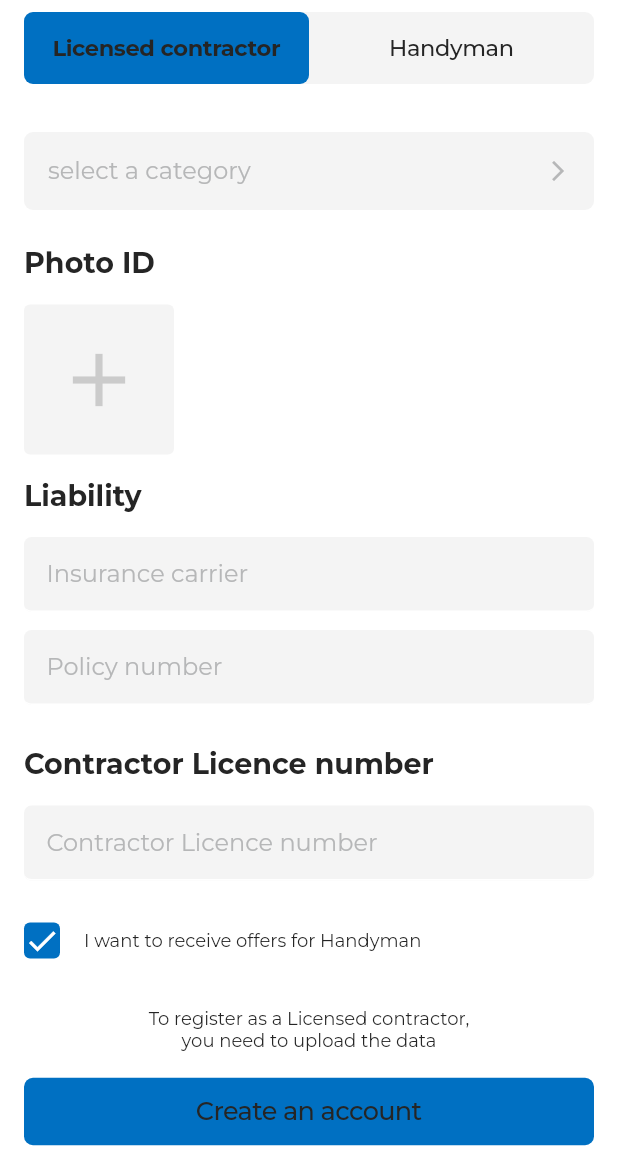
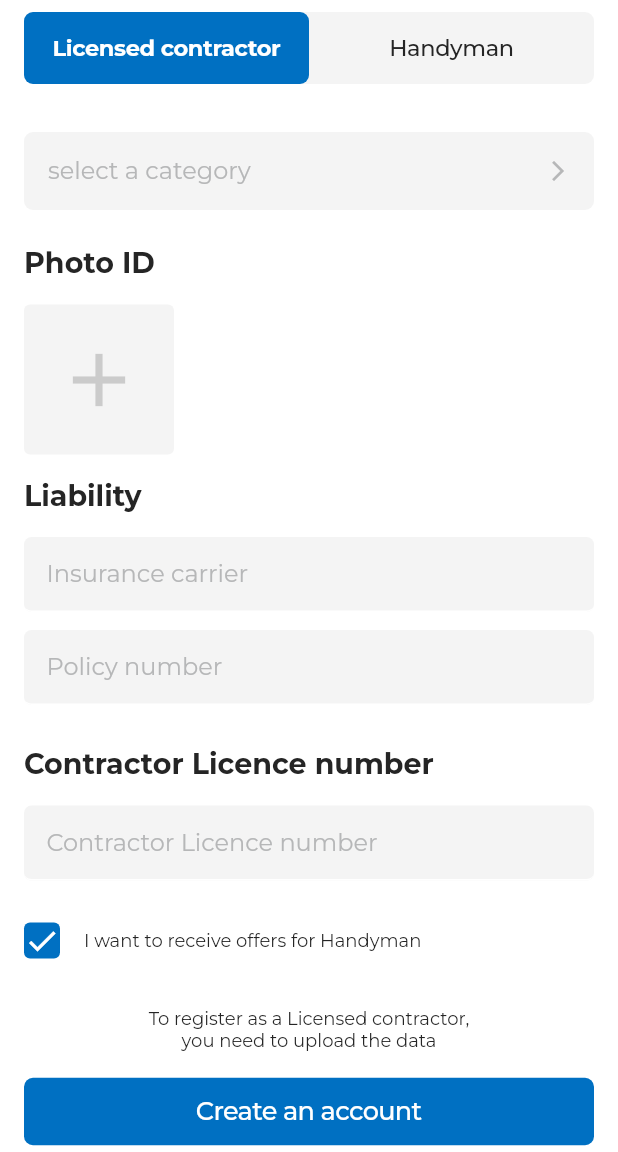
Before and after one commit to overdrowe/easy_hire, a Flutter app: the CreatingAccountPage screen opened directly, on a phone screen of 412 x 824 dp, the part 84-1236 px from its top. Run offline on Flutter 3.47's test engine with Material 2 defaults, Android fonts, the phone set to English and light mode, and no system bars; our stand-ins replace flutter_svg, flutter_switch, google_fonts, google_maps_flutter, image_picker, location and 1 more; missing offline and left inert: geocoder.

Commit message:
Внесены мелкие фиксы и основной цвет изменен на синий

```diff
--- a/lib/models/msg_dialog.dart
+++ b/lib/models/msg_dialog.dart
@@ -38,7 +38,7 @@ class MsgDialog {
                           borderRadius: BorderRadius.circular(5)),
                       child: Text(
                         newMsgCount.toString(),
-                        style: GoogleFonts.montserrat(fontSize: 10, color: Color(0xFF252525)),
+                        style: GoogleFonts.montserrat(fontSize: 10, color: Colors.white),
                       ),
                     )
                   : SizedBox(width: 24),
--- a/lib/pages/registration_pages/creating_account_page.dart
+++ b/lib/pages/registration_pages/creating_account_page.dart
@@ -31,7 +31,7 @@ class _CreatingAccountPageState extends State<CreatingAccountPage> {
                         preferredSize:
                             Size(MediaQuery.of(context).size.width, 56),
                         child: Container(
-                          padding: EdgeInsets.only(left: 16, top: 8, right: 16),
+                          margin: EdgeInsets.only(left: 16, top: 8, right: 16),
                           child: AppBar(
                             shape: RoundedRectangleBorder(
                                 borderRadius: BorderRadius.circular(6)),
@@ -42,7 +42,7 @@ class _CreatingAccountPageState extends State<CreatingAccountPage> {
                             bottom: TabBar(
                                 unselectedLabelColor: Color(0xFF252525),
                                 indicatorSize: TabBarIndicatorSize.tab,
-                                labelColor: Color(0xFF252525),
+                                labelColor: Colors.white,
                                 unselectedLabelStyle: GoogleFonts.montserrat(
                                   fontSize: 15,
                                 ),
@@ -56,15 +56,15 @@ class _CreatingAccountPageState extends State<CreatingAccountPage> {
                                     color: AppStyle().mainColor),
                                 tabs: [
                                   Tab(
-                                    child: Align(
-                                      alignment: Alignment.center,
-                                      child: Text("Licensed contractor"),
+                                    child: Text(
+                                      "Licensed contractor",
+                                      textAlign: TextAlign.center,
                                     ),
                                   ),
                                   Tab(
-                                    child: Align(
-                                      alignment: Alignment.center,
-                                      child: Text("Handyman"),
+                                    child: Text(
+                                      "Handyman",
+                                      textAlign: TextAlign.center,
                                     ),
                                   ),
                                 ]),
--- a/lib/pages/registration_pages/creating_account_page_fragments/licensed_contractor_creating_page.dart
+++ b/lib/pages/registration_pages/creating_account_page_fragments/licensed_contractor_creating_page.dart
@@ -5,11 +5,11 @@ import 'package:easy_hire/app_style/app_style.dart';
 import 'package:easy_hire/pages/main_pages/business_pages/main_page_business.dart';
 import 'package:easy_hire/pages/main_pages/personal_pages/home_page_personal.dart';
 import 'package:easy_hire/widgets/custom_button.dart';
+import 'package:easy_hire/widgets/custom_check_box.dart';
 import 'package:easy_hire/widgets/custom_text_field.dart';
 import 'package:flutter/material.dart';
 import 'package:google_fonts/google_fonts.dart';
 import 'package:image_picker/image_picker.dart';
-
 
 class LicensedContractorCreatingPage extends StatefulWidget {
   @override
@@ -19,7 +19,6 @@ class LicensedContractorCreatingPage extends StatefulWidget {
 
 class _LicensedContractorCreatingPageState
     extends State<LicensedContractorCreatingPage> {
-
   List<File> files = new List<File>();
 
   Future<void> getPicture() async {
@@ -61,7 +60,6 @@ class _LicensedContractorCreatingPageState
       ),
     );
   }
-
 
   get listItem {
     return Container(
@@ -153,8 +151,12 @@ class _LicensedContractorCreatingPageState
             ),
           ),
           SizedBox(height: 16),
-          CustomTextField(hintText: "Insurance carrier",),
-          CustomTextField(hintText: "Policy number",),
+          CustomTextField(
+            hintText: "Insurance carrier",
+          ),
+          CustomTextField(
+            hintText: "Policy number",
+          ),
         ],
       ),
     );
@@ -175,36 +177,11 @@ class _LicensedContractorCreatingPageState
             ),
           ),
           SizedBox(height: 16),
-          CustomTextField(hintText: "Contractor Licence number",),
+          CustomTextField(
+            hintText: "Contractor Licence number",
+          ),
         ],
       ),
-    );
-  }
-
-  Widget get customCheckBox {
-    return InkWell(
-      onTap: () {
-        setState(() {
-          checkBoxValue = !checkBoxValue;
-        });
-      },
-      child: Container(
-          height: 24,
-          width: 24,
-          decoration: checkBoxValue
-              ? BoxDecoration(
-                  color: AppStyle().mainColor,
-                  borderRadius: BorderRadius.circular(4))
-              : BoxDecoration(
-                  color: Colors.transparent,
-                  border: Border.all(color: Color(0xFFB6B7B8), width: 2),
-                  borderRadius: BorderRadius.circular(4)),
-          child: checkBoxValue
-              ? Icon(
-                  Icons.check,
-                  color: Colors.white,
-                )
-              : Container()),
     );
   }
 
@@ -213,7 +190,14 @@ class _LicensedContractorCreatingPageState
       padding: EdgeInsets.symmetric(vertical: 16),
       child: Row(
         children: [
-          customCheckBox,
+          CustomCheckBox(
+            onTap: () {
+              setState(() {
+                checkBoxValue = !checkBoxValue;
+              });
+            },
+            value: checkBoxValue,
+          ),
           SizedBox(width: 16),
           Text(
             "I want to receive offers for Handyman",
@@ -266,8 +250,9 @@ class _LicensedContractorCreatingPageState
                 onPressed: () {
                   Navigator.pushAndRemoveUntil(
                       context,
-                      MaterialPageRoute(builder: (context) => MainPageBusiness()),
-                          (Route<dynamic> route) => false);
+                      MaterialPageRoute(
+                          builder: (context) => MainPageBusiness()),
+                      (Route<dynamic> route) => false);
                 },
               ),
               SizedBox(
--- a/lib/widgets/action_buttons_block.dart
+++ b/lib/widgets/action_buttons_block.dart
@@ -46,7 +46,7 @@ class _ActionButtonsBlockState extends State<ActionButtonsBlock> {
                 textAlign: TextAlign.center,
                 style: GoogleFonts.montserrat(
                   fontSize: 13,
-                  color: Color(0xFF252525),
+                  color: color != Colors.white ? Colors.white : Color(0xFF252525),
                   fontWeight: FontWeight.w500,
                 ),
               ),
--- a/lib/widgets/custom_app_bar.dart
+++ b/lib/widgets/custom_app_bar.dart
@@ -6,10 +6,12 @@ class CustomAppBar extends StatelessWidget with PreferredSizeWidget {
   @override
   final Size preferredSize;
   final String title;
+  final VoidCallback onTap;
   final bool automaticallyImplyActions;
 
   CustomAppBar(
     this.title, {
+    this.onTap,
     Key key,
     this.automaticallyImplyActions = true,
   })  : preferredSize = Size.fromHeight(56.0),
@@ -34,7 +36,7 @@ class CustomAppBar extends StatelessWidget with PreferredSizeWidget {
                   Icons.close,
                   color: Color(0xFF252525),
                 ),
-                onPressed: () {
+                onPressed: onTap ?? () {
                   Navigator.pushAndRemoveUntil(
                       context,
                       MaterialPageRoute(builder: (context) => StartedPage()),
--- a/lib/widgets/custom_button.dart
+++ b/lib/widgets/custom_button.dart
@@ -17,7 +17,7 @@ class CustomButton extends StatelessWidget {
         title,
         style: GoogleFonts.montserrat(
           fontSize: 17,
-          color: isActive ? Color(0xFF252525) : Colors.white,
+          color: /*isActive ? Color(0xFF252525) :*/ Colors.white,
           fontWeight: FontWeight.w500,
           letterSpacing: -0.41,
         ),
--- /dev/null
+++ b/lib/widgets/custom_check_box.dart
@@ -0,0 +1,33 @@
+import 'package:easy_hire/app_style/app_style.dart';
+import 'package:flutter/material.dart';
+
+class CustomCheckBox extends StatelessWidget {
+  final VoidCallback onTap;
+  final bool value;
+
+  const CustomCheckBox({Key key, this.onTap, this.value}) : super(key: key);
+
+  @override
+  Widget build(BuildContext context) {
+    return InkWell(
+      onTap: onTap,
+      child: Container(
+          height: 24,
+          width: 24,
+          decoration: value
+              ? BoxDecoration(
+                  color: AppStyle().mainColor,
+                  borderRadius: BorderRadius.circular(4))
+              : BoxDecoration(
+                  color: Colors.transparent,
+                  border: Border.all(color: Color(0xFFB6B7B8), width: 2),
+                  borderRadius: BorderRadius.circular(4)),
+          child: value
+              ? Icon(
+                  Icons.check,
+                  color: Colors.white,
+                )
+              : Container()),
+    );
+  }
+}
```
Also changed, not shown: lib/custom_clippers/my_clipper.dart (added, +23 -0 lines), lib/pages/add_files_page.dart (added, +122 -0 lines), lib/pages/handyman_service_page.dart (+26 -6 lines), lib/pages/main_pages/business_pages/account_page_business.dart (+3 -9 lines), lib/pages/main_pages/business_pages/messages_page_business.dart (+35 -35 lines), lib/pages/main_pages/personal_pages/account_page_personal.dart (+37 -25 lines), lib/pages/main_pages/personal_pages/home_page_personal.dart (+9 -25 lines), lib/pages/plumbing_page.dart (+14 -2 lines), lib/pages/registration_pages/add_files_page.dart (deleted, +0 -100 lines), lib/pages/registration_pages/creating_account_page_fragments/handyman_creating_page.dart (+11 -65 lines), lib/pages/started_page.dart (+9 -9 lines).
